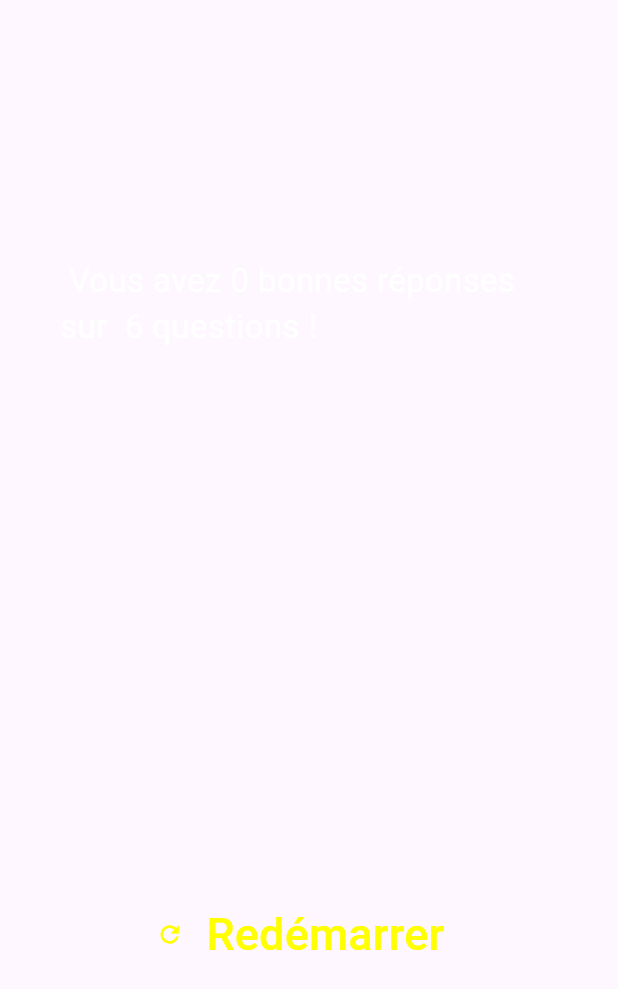
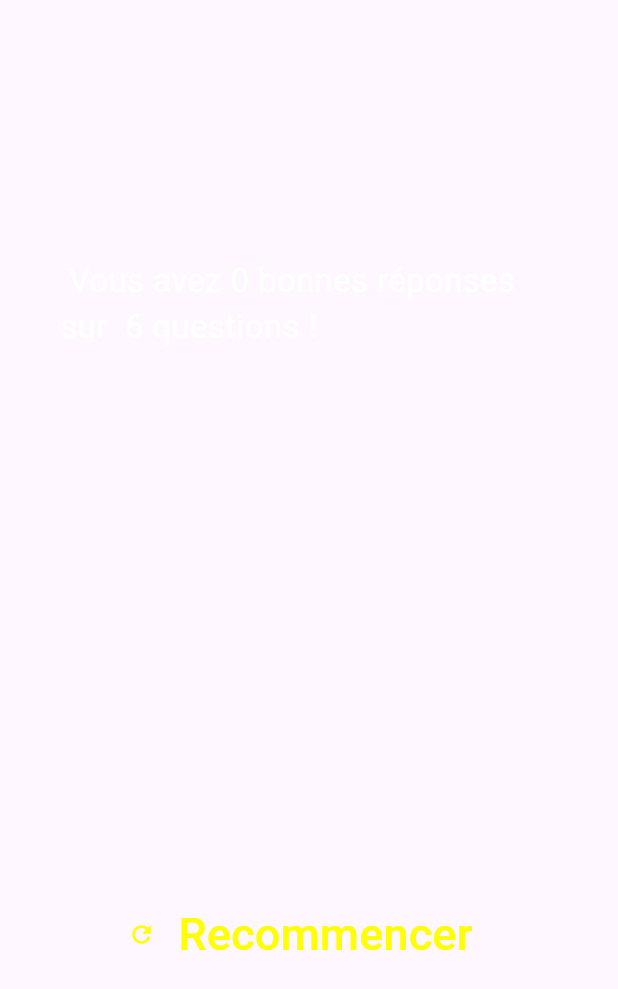
Before and after one commit to BogdanSavage/QUIZ, a Flutter app: the ResultsScreen widget shown alone on an empty page, opened directly with empty values, on a phone screen of 412 x 824 dp. Shown: the top 989 px of the screen. Run offline on Flutter 3.47's test engine with Material 3 defaults, Android fonts, the phone set to English and light mode, and no system bars; our stand-ins replace google_fonts.

Commit message:
Recommencer

```diff
--- a/lib/main.dart
+++ b/lib/main.dart
@@ -1,5 +1,4 @@
 import 'package:flutter/material.dart';
 import 'quiz.dart';
 
-void main() => runApp( const Quiz()
-);
+void main() => runApp( const Quiz() );
--- a/lib/results_screen.dart
+++ b/lib/results_screen.dart
@@ -52,7 +52,7 @@ class ResultsScreen extends StatelessWidget {
               style: TextButton.styleFrom(
                 foregroundColor:Colors.yellowAccent , ),
                 icon: const Icon(Icons.refresh),
-                label: const Text(' Redémarrer ' , style: TextStyle(fontSize: 30 ,),
+                label: const Text(' Recommencer ' , style: TextStyle(fontSize: 30 ,),
                  ),),
             ] ,
         ),
```
Also changed, not shown: 1 other file.
